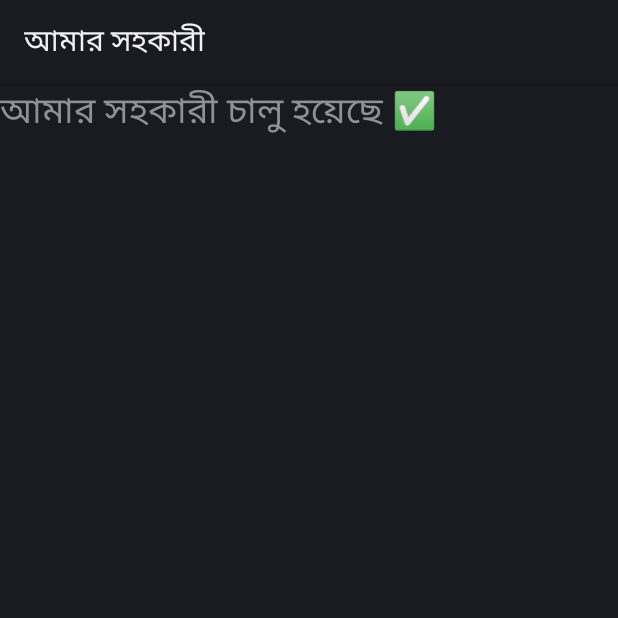
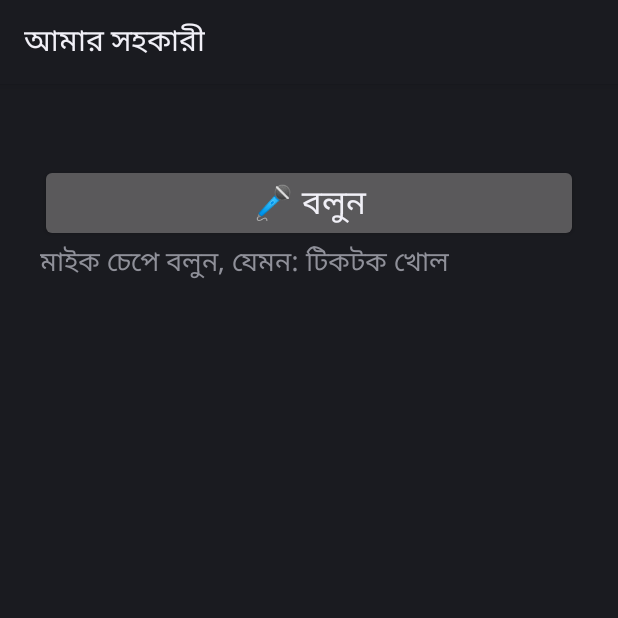
Before and after one commit to hasanjamilsk/my-assistant, an Android app: the screen it shows after launch (MainActivity), on a phone screen of 412 x 824 dp, the top half of it. Run offline under Robolectric (Android 15) with nearby library versions, the phone set to English and light mode, and no system bars.

Commit message:
Refactor MainActivity to enhance voice assistant features

```diff
--- a/app/src/main/java/com/hasan/assistant/MainActivity.kt
+++ b/app/src/main/java/com/hasan/assistant/MainActivity.kt
@@ -1,15 +1,88 @@
 package com.hasan.assistant
 
 import android.app.Activity
+import android.content.Intent
+import android.os.BatteryManager
 import android.os.Bundle
+import android.speech.RecognizerIntent
+import android.speech.tts.TextToSpeech
+import android.widget.Button
+import android.widget.LinearLayout
 import android.widget.TextView
+import java.util.Locale
 
 class MainActivity : Activity() {
+    private lateinit var tts: TextToSpeech
+    private lateinit var log: TextView
+
+    private val names = mapOf(
+        "টিকটক" to "tiktok", "ইউটিউব" to "youtube", "ফেসবুক" to "facebook",
+        "হোয়াটসঅ্যাপ" to "whatsapp", "ক্যামেরা" to "camera", "সেটিংস" to "settings",
+        "মেসেঞ্জার" to "messenger", "গ্যালারি" to "gallery", "ক্রোম" to "chrome"
+    )
+
     override fun onCreate(b: Bundle?) {
         super.onCreate(b)
-        val t = TextView(this)
-        t.text = "আমার সহকারী চালু হয়েছে ✅"
-        t.textSize = 24f
-        setContentView(t)
+        tts = TextToSpeech(this) { s ->
+            if (s == TextToSpeech.SUCCESS) tts.language = Locale("bn", "BD")
+        }
+        val root = LinearLayout(this)
+        root.orientation = LinearLayout.VERTICAL
+        root.setPadding(40, 80, 40, 40)
+        val btn = Button(this)
+        btn.text = "🎤 বলুন"
+        btn.textSize = 22f
+        btn.setOnClickListener { listen() }
+        log = TextView(this)
+        log.textSize = 18f
+        log.text = "মাইক চেপে বলুন, যেমন: টিকটক খোল"
+        root.addView(btn)
+        root.addView(log)
+        setContentView(root)
+    }
+
+    private fun say(t: String) {
+        log.text = t
+        tts.speak(t, TextToSpeech.QUEUE_FLUSH, null, "x")
+    }
+
+    private fun listen() {
+        val i = Intent(RecognizerIntent.ACTION_RECOGNIZE_SPEECH)
+        i.putExtra(RecognizerIntent.EXTRA_LANGUAGE_MODEL, RecognizerIntent.LANGUAGE_MODEL_FREE_FORM)
+        i.putExtra(RecognizerIntent.EXTRA_LANGUAGE, "bn-BD")
+        try { startActivityForResult(i, 1) } catch (e: Exception) { say("ভয়েস সুবিধা পাওয়া যায়নি") }
+    }
+
+    override fun onActivityResult(r: Int, c: Int, d: Intent?) {
+        super.onActivityResult(r, c, d)
+        if (r == 1 && c == RESULT_OK) {
+            val t = d?.getStringArrayListExtra(RecognizerIntent.EXTRA_RESULTS)?.firstOrNull() ?: return
+            handle(t)
+        }
+    }
+
+    private fun handle(t: String) {
+        log.text = "আপনি বললেন: $t"
+        val s = t.lowercase()
+        if (s.contains("ব্যাটারি")) {
+            val bm = getSystemService(BATTERY_SERVICE) as BatteryManager
+            say("ব্যাটারি ${bm.getIntProperty(BatteryManager.BATTERY_PROPERTY_CAPACITY)} শতাংশ আছে")
+            return
+        }
+        if (s.contains("খোল") || s.contains("ওপেন") || s.contains("open")) { openApp(s); return }
+        say("বুঝতে পারিনি, আবার বলুন")
+    }
+
+    private fun openApp(s: String) {
+        var key = s
+        for ((bn, en) in names) if (s.contains(bn)) key = en
+        val pm = packageManager
+        val main = Intent(Intent.ACTION_MAIN).addCategory(Intent.CATEGORY_LAUNCHER)
+        val app = pm.queryIntentActivities(main, 0).firstOrNull {
+            val l = it.loadLabel(pm).toString().lowercase()
+            l.length > 2 && (key.contains(l) || l.contains(key))
+        }
+        val launch = app?.let { pm.getLaunchIntentForPackage(it.activityInfo.packageName) }
+        if (launch != null) { say("খুলছি"); startActivity(launch) } else say("অ্যাপটা খুঁজে পাইনি")
     }
 }
```
